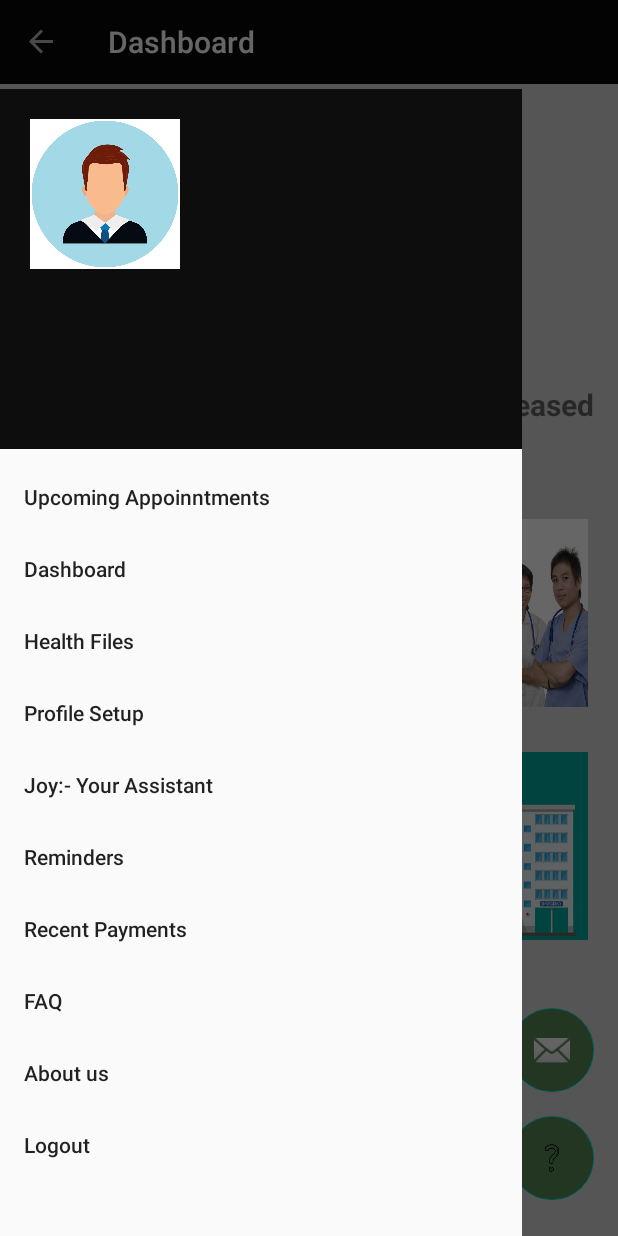
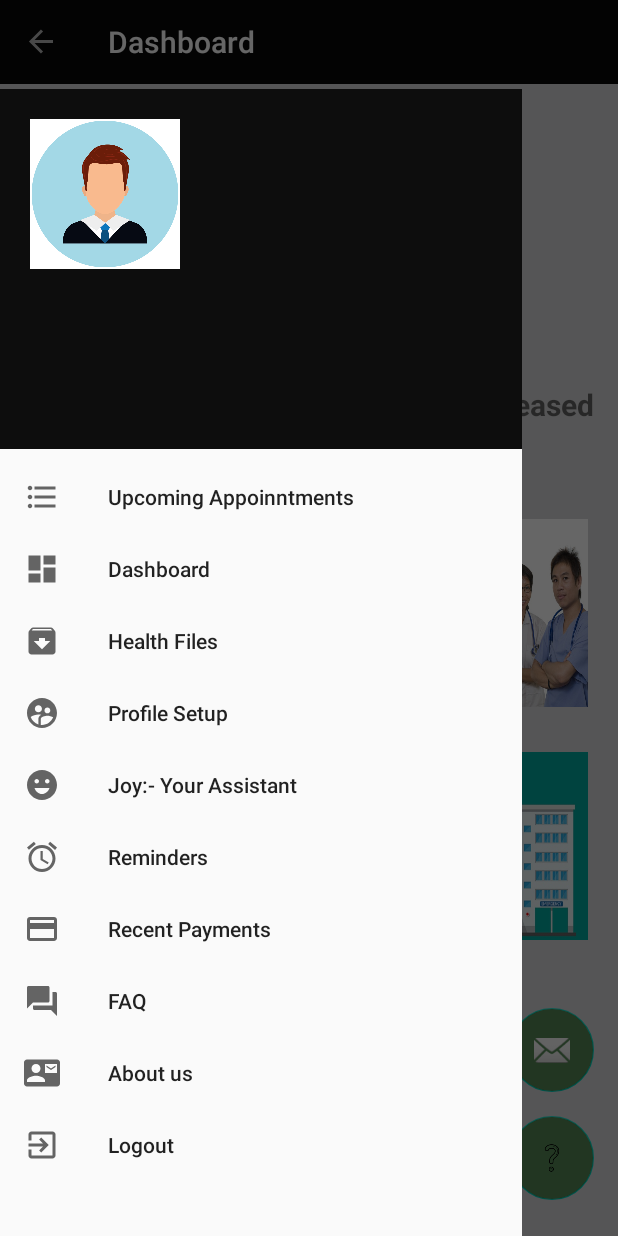
Before and after one commit to devanshagar783/Summer-Design-Project, an Android app: the screen it shows after launch once a user with an empty profile is signed in (MainActivity), with the side drawer open, on a phone screen of 412 x 824 dp. Run offline under Robolectric (Android 15) with nearby library versions, the phone set to English and light mode, and no system bars; our stand-ins replace Firebase (no records; nobody signed in at launch, a user with empty details on screens opened directly); Roboto replaces fonts that are not available here.

Commit message:
Added Icons to Drawer Menu

```diff
--- a/app/src/main/java/com/sdp/remotehealthcareapp/Activities/MainActivity.java
+++ b/app/src/main/java/com/sdp/remotehealthcareapp/Activities/MainActivity.java
@@ -131,7 +131,7 @@ public class MainActivity extends AppCompatActivity {
                     else if(item.getItemId() == R.id.about){
                         AlertDialog.Builder builder = new AlertDialog.Builder(MainActivity.this)
                                 .setTitle("About Hygeia")
-                                .setMessage("Build and published by \nAkshat Srivastava\nDevansh Agarwal\nUjjwal Shrivastava\n"+"\nIf you want to hire us or\n"+"if you want to check our other works\n"+"Take a look at:")
+                                .setMessage("Build and published by \nAkshat Srivastava(201851013)\nDevansh Agarwal(201851038)\nUjjwal Shrivastava(201851136)\n"+"\nIf you want to hire us or\n"+"if you want to check our other works\n"+"Take a look at:")
                                 .setPositiveButton("Yes", new DialogInterface.OnClickListener() {
                                     @Override
                                     public void onClick(DialogInterface dialogInterface, int i) {
--- a/app/src/main/java/com/sdp/remotehealthcareapp/Activities/MyWebViewActivity.java
+++ b/app/src/main/java/com/sdp/remotehealthcareapp/Activities/MyWebViewActivity.java
@@ -19,16 +19,16 @@ public class MyWebViewActivity extends AppCompatActivity {
         setContentView(R.layout.activity_my_web_view);
         String url="";
         try{
-
             url = getIntent().getStringExtra("url");
         }catch(NullPointerException e){
             Toast.makeText(this, e.getMessage(), Toast.LENGTH_SHORT).show();
+            url = "https://google.com/";
         }
 
         webView = (WebView)findViewById(R.id.webView);
         webView.setWebViewClient(new WebViewClient());
         webView.getSettings().setJavaScriptEnabled(true);
-        webView.loadUrl("https://google.com/");
+        webView.loadUrl(url);
     }
 
     @Override
--- /dev/null
+++ b/app/src/main/res/drawable/ic_baseline_contact_us.xml
@@ -0,0 +1,10 @@
+<vector xmlns:android="http://schemas.android.com/apk/res/android"
+    android:width="24dp"
+    android:height="24dp"
+    android:viewportWidth="24"
+    android:viewportHeight="24"
+    android:tint="?attr/colorControlNormal">
+  <path
+      android:fillColor="@android:color/white"
+      android:pathData="M21,8L21,7l-3,2 -3,-2v1l3,2 3,-2zM22,3L2,3C0.9,3 0,3.9 0,5v14c0,1.1 0.9,2 2,2h20c1.1,0 1.99,-0.9 1.99,-2L24,5c0,-1.1 -0.9,-2 -2,-2zM8,6c1.66,0 3,1.34 3,3s-1.34,3 -3,3 -3,-1.34 -3,-3 1.34,-3 3,-3zM14,18L2,18v-1c0,-2 4,-3.1 6,-3.1s6,1.1 6,3.1v1zM22,12h-8L14,6h8v6z"/>
+</vector>
--- /dev/null
+++ b/app/src/main/res/drawable/ic_baseline_dashboard.xml
@@ -0,0 +1,10 @@
+<vector xmlns:android="http://schemas.android.com/apk/res/android"
+    android:width="24dp"
+    android:height="24dp"
+    android:viewportWidth="24"
+    android:viewportHeight="24"
+    android:tint="?attr/colorControlNormal">
+  <path
+      android:fillColor="@android:color/white"
+      android:pathData="M3,13h8L11,3L3,3v10zM3,21h8v-6L3,15v6zM13,21h8L21,11h-8v10zM13,3v6h8L21,3h-8z"/>
+</vector>
--- /dev/null
+++ b/app/src/main/res/drawable/ic_baseline_files.xml
@@ -0,0 +1,10 @@
+<vector xmlns:android="http://schemas.android.com/apk/res/android"
+    android:width="24dp"
+    android:height="24dp"
+    android:viewportWidth="24"
+    android:viewportHeight="24"
+    android:tint="?attr/colorControlNormal">
+  <path
+      android:fillColor="@android:color/white"
+      android:pathData="M20.54,5.23l-1.39,-1.68C18.88,3.21 18.47,3 18,3H6c-0.47,0 -0.88,0.21 -1.16,0.55L3.46,5.23C3.17,5.57 3,6.02 3,6.5V19c0,1.1 0.9,2 2,2h14c1.1,0 2,-0.9 2,-2V6.5c0,-0.48 -0.17,-0.93 -0.46,-1.27zM12,17.5L6.5,12H10v-2h4v2h3.5L12,17.5zM5.12,5l0.81,-1h12l0.94,1H5.12z"/>
+</vector>
--- /dev/null
+++ b/app/src/main/res/drawable/ic_baseline_format_list_bulleted.xml
@@ -0,0 +1,10 @@
+<vector xmlns:android="http://schemas.android.com/apk/res/android"
+    android:width="24dp"
+    android:height="24dp"
+    android:viewportWidth="24"
+    android:viewportHeight="24"
+    android:tint="?attr/colorControlNormal">
+  <path
+      android:fillColor="@android:color/white"
+      android:pathData="M4,10.5c-0.83,0 -1.5,0.67 -1.5,1.5s0.67,1.5 1.5,1.5 1.5,-0.67 1.5,-1.5 -0.67,-1.5 -1.5,-1.5zM4,4.5c-0.83,0 -1.5,0.67 -1.5,1.5S3.17,7.5 4,7.5 5.5,6.83 5.5,6 4.83,4.5 4,4.5zM4,16.5c-0.83,0 -1.5,0.68 -1.5,1.5s0.68,1.5 1.5,1.5 1.5,-0.68 1.5,-1.5 -0.67,-1.5 -1.5,-1.5zM7,19h14v-2L7,17v2zM7,13h14v-2L7,11v2zM7,5v2h14L21,5L7,5z"/>
+</vector>
--- /dev/null
+++ b/app/src/main/res/drawable/ic_baseline_joy.xml
@@ -0,0 +1,10 @@
+<vector xmlns:android="http://schemas.android.com/apk/res/android"
+    android:width="24dp"
+    android:height="24dp"
+    android:viewportWidth="24"
+    android:viewportHeight="24"
+    android:tint="?attr/colorControlNormal">
+  <path
+      android:fillColor="@android:color/white"
+      android:pathData="M11.99,2C6.47,2 2,6.48 2,12c0,5.52 4.47,10 9.99,10C17.52,22 22,17.52 22,12C22,6.48 17.52,2 11.99,2zM8.5,8C9.33,8 10,8.67 10,9.5S9.33,11 8.5,11S7,10.33 7,9.5S7.67,8 8.5,8zM12,18c-2.28,0 -4.22,-1.66 -5,-4h10C16.22,16.34 14.28,18 12,18zM15.5,11c-0.83,0 -1.5,-0.67 -1.5,-1.5S14.67,8 15.5,8S17,8.67 17,9.5S16.33,11 15.5,11z"/>
+</vector>
--- /dev/null
+++ b/app/src/main/res/drawable/ic_baseline_log_out.xml
@@ -0,0 +1,10 @@
+<vector xmlns:android="http://schemas.android.com/apk/res/android"
+    android:width="24dp"
+    android:height="24dp"
+    android:viewportWidth="24"
+    android:viewportHeight="24"
+    android:tint="?attr/colorControlNormal">
+  <path
+      android:fillColor="@android:color/white"
+      android:pathData="M10.09,15.59L11.5,17l5,-5 -5,-5 -1.41,1.41L12.67,11H3v2h9.67l-2.58,2.59zM19,3H5c-1.11,0 -2,0.9 -2,2v4h2V5h14v14H5v-4H3v4c0,1.1 0.89,2 2,2h14c1.1,0 2,-0.9 2,-2V5c0,-1.1 -0.9,-2 -2,-2z"/>
+</vector>
--- /dev/null
+++ b/app/src/main/res/drawable/ic_baseline_payment.xml
@@ -0,0 +1,10 @@
+<vector xmlns:android="http://schemas.android.com/apk/res/android"
+    android:width="24dp"
+    android:height="24dp"
+    android:viewportWidth="24"
+    android:viewportHeight="24"
+    android:tint="?attr/colorControlNormal">
+  <path
+      android:fillColor="@android:color/white"
+      android:pathData="M20,4L4,4c-1.11,0 -1.99,0.89 -1.99,2L2,18c0,1.11 0.89,2 2,2h16c1.11,0 2,-0.89 2,-2L22,6c0,-1.11 -0.89,-2 -2,-2zM20,18L4,18v-6h16v6zM20,8L4,8L4,6h16v2z"/>
+</vector>
--- /dev/null
+++ b/app/src/main/res/drawable/ic_baseline_question_answer.xml
@@ -0,0 +1,10 @@
+<vector xmlns:android="http://schemas.android.com/apk/res/android"
+    android:width="24dp"
+    android:height="24dp"
+    android:viewportWidth="24"
+    android:viewportHeight="24"
+    android:tint="?attr/colorControlNormal">
+  <path
+      android:fillColor="@android:color/white"
+      android:pathData="M21,6h-2v9L6,15v2c0,0.55 0.45,1 1,1h11l4,4L22,7c0,-0.55 -0.45,-1 -1,-1zM17,12L17,3c0,-0.55 -0.45,-1 -1,-1L3,2c-0.55,0 -1,0.45 -1,1v14l4,-4h10c0.55,0 1,-0.45 1,-1z"/>
+</vector>
--- /dev/null
+++ b/app/src/main/res/drawable/ic_baseline_reminders.xml
@@ -0,0 +1,10 @@
+<vector xmlns:android="http://schemas.android.com/apk/res/android"
+    android:width="24dp"
+    android:height="24dp"
+    android:viewportWidth="24"
+    android:viewportHeight="24"
+    android:tint="?attr/colorControlNormal">
+  <path
+      android:fillColor="@android:color/white"
+      android:pathData="M22,5.72l-4.6,-3.86 -1.29,1.53 4.6,3.86L22,5.72zM7.88,3.39L6.6,1.86 2,5.71l1.29,1.53 4.59,-3.85zM12.5,8L11,8v6l4.75,2.85 0.75,-1.23 -4,-2.37L12.5,8zM12,4c-4.97,0 -9,4.03 -9,9s4.02,9 9,9c4.97,0 9,-4.03 9,-9s-4.03,-9 -9,-9zM12,20c-3.87,0 -7,-3.13 -7,-7s3.13,-7 7,-7 7,3.13 7,7 -3.13,7 -7,7z"/>
+</vector>
--- /dev/null
+++ b/app/src/main/res/drawable/ic_baseline_supervised_user_circle.xml
@@ -0,0 +1,10 @@
+<vector xmlns:android="http://schemas.android.com/apk/res/android"
+    android:width="24dp"
+    android:height="24dp"
+    android:viewportWidth="24"
+    android:viewportHeight="24"
+    android:tint="?attr/colorControlNormal">
+  <path
+      android:fillColor="@android:color/white"
+      android:pathData="M11.99,2c-5.52,0 -10,4.48 -10,10s4.48,10 10,10 10,-4.48 10,-10 -4.48,-10 -10,-10zM15.6,8.34c1.07,0 1.93,0.86 1.93,1.93 0,1.07 -0.86,1.93 -1.93,1.93 -1.07,0 -1.93,-0.86 -1.93,-1.93 -0.01,-1.07 0.86,-1.93 1.93,-1.93zM9.6,6.76c1.3,0 2.36,1.06 2.36,2.36 0,1.3 -1.06,2.36 -2.36,2.36s-2.36,-1.06 -2.36,-2.36c0,-1.31 1.05,-2.36 2.36,-2.36zM9.6,15.89v3.75c-2.4,-0.75 -4.3,-2.6 -5.14,-4.96 1.05,-1.12 3.67,-1.69 5.14,-1.69 0.53,0 1.2,0.08 1.9,0.22 -1.64,0.87 -1.9,2.02 -1.9,2.68zM11.99,20c-0.27,0 -0.53,-0.01 -0.79,-0.04v-4.07c0,-1.42 2.94,-2.13 4.4,-2.13 1.07,0 2.92,0.39 3.84,1.15 -1.17,2.97 -4.06,5.09 -7.45,5.09z"/>
+</vector>
--- a/app/src/main/res/menu/drawer_items.xml
+++ b/app/src/main/res/menu/drawer_items.xml
@@ -2,34 +2,44 @@
 <menu xmlns:android="http://schemas.android.com/apk/res/android">
     <item
         android:id="@+id/upcoming_app"
-        android:title="Upcoming Appoinntments" />
+        android:title="Upcoming Appoinntments"
+        android:icon="@drawable/ic_baseline_format_list_bulleted"/>
     <item
         android:id="@+id/dashboard"
-        android:title="Dashboard" />
+        android:title="Dashboard"
+        android:icon="@drawable/ic_baseline_dashboard"/>
     <item
         android:id="@+id/healthfiles"
-        android:title="Health Files" />
+        android:title="Health Files"
+        android:icon="@drawable/ic_baseline_files"/>
     <item
         android:id="@+id/profile"
-        android:title="Profile Setup" />
+        android:title="Profile Setup"
+        android:icon="@drawable/ic_baseline_supervised_user_circle"/>
     <item
         android:id="@+id/joy"
-        android:title="Joy:- Your Assistant" />
+        android:title="Joy:- Your Assistant"
+        android:icon="@drawable/ic_baseline_joy"/>
     <item
         android:id="@+id/reminders"
-        android:title="Reminders" />
+        android:title="Reminders"
+        android:icon="@drawable/ic_baseline_reminders"/>
     <item
         android:id="@+id/payment"
-        android:title="Recent Payments" />
+        android:title="Recent Payments"
+        android:icon="@drawable/ic_baseline_payment"/>
     <item
         android:id="@+id/faq"
-        android:title="FAQ" />
+        android:title="FAQ"
+        android:icon="@drawable/ic_baseline_question_answer"/>
     <item
         android:id="@+id/about"
-        android:title="About us"/>
+        android:title="About us"
+        android:icon="@drawable/ic_baseline_contact_us"/>
     <item
         android:id="@+id/logout"
-        android:title="Logout" />
+        android:title="Logout"
+        android:icon="@drawable/ic_baseline_log_out"/>
 
 
 </menu>
```
Also changed, not shown: app/src/main/AndroidManifest.xml (+22 -19 lines), app/src/main/res/layout/home_layout.xml (+0 -13 lines), app/src/main/res/values/styles.xml (+6 -2 lines).
